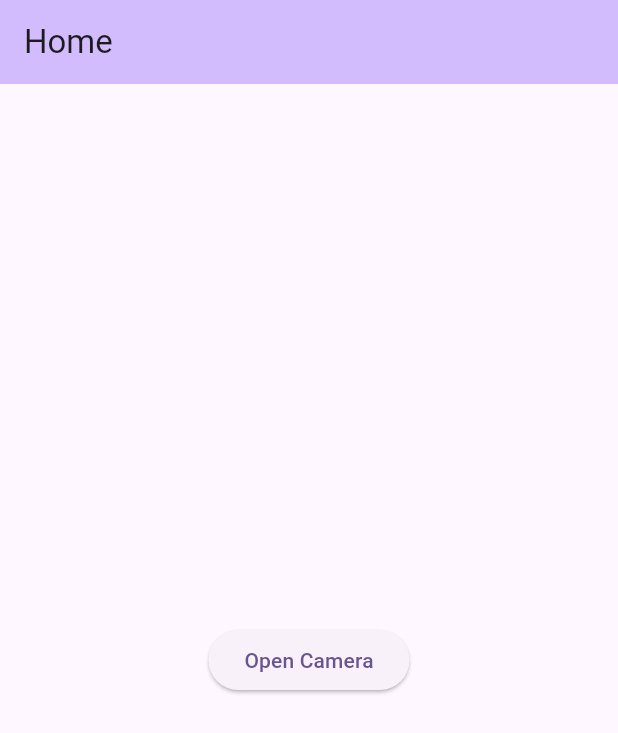
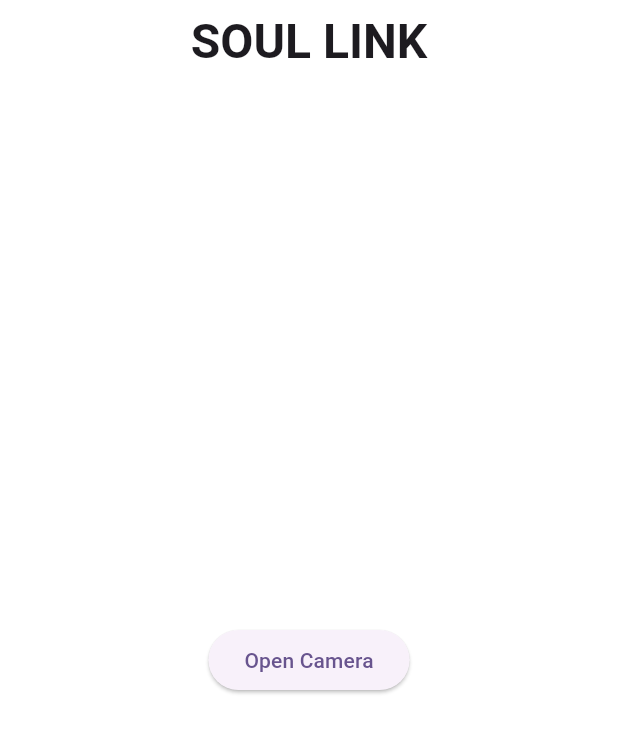
Before and after one commit to csc7545/flutter_photobooth, a Flutter app: the screen it shows after launch, on a phone screen of 412 x 824 dp. Shown: the top 733 px of the screen. Run offline on Flutter 3.47's test engine with Material 3 defaults, Android fonts, the phone set to English and light mode, and no system bars; our stand-ins replace camera.

Commit message:
[UPDATE] UI 수정 및 비율 개선

```diff
--- a/lib/screens/home.dart
+++ b/lib/screens/home.dart
@@ -11,9 +11,15 @@ class _MyHomePageState extends State<HomePage> {
   @override
   Widget build(BuildContext context) {
     return Scaffold(
+      backgroundColor: Colors.white,
       appBar: AppBar(
-        backgroundColor: Theme.of(context).colorScheme.inversePrimary,
-        title: const Text("Home"),
+        backgroundColor: Colors.white,
+        title: const Text(
+          'SOUL LINK',
+          style: TextStyle(fontWeight: FontWeight.bold, fontSize: 32),
+        ),
+        centerTitle: true,
+        automaticallyImplyLeading: false,
       ),
       body: Center(
         child: ElevatedButton(
--- a/pubspec.yaml
+++ b/pubspec.yaml
@@ -36,6 +36,7 @@ dependencies:
   cupertino_icons: ^1.0.2
   camera: ^0.10.5+9
   path_provider: ^2.1.2
+  image_gallery_saver: ^2.0.3
 
 dev_dependencies:
   flutter_test:
```
Also changed, not shown: lib/screens/camera/camera_screen.dart (+47 -36 lines), lib/screens/camera/widgets/display_picture.dart (+8 -4 lines), assets/images/sample2.png (added), pubspec.lock.
